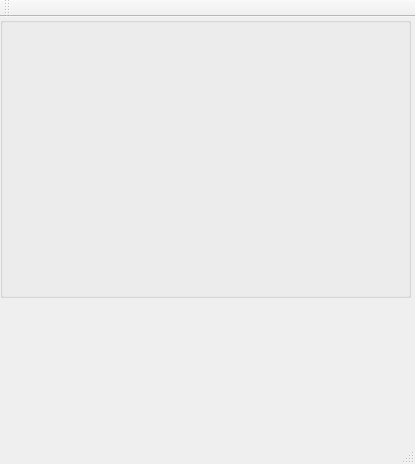
This is mainwindow.ui in HiDAl/LuzCamaraQT as Qt 5 draws it before an edit. The edited form follows.
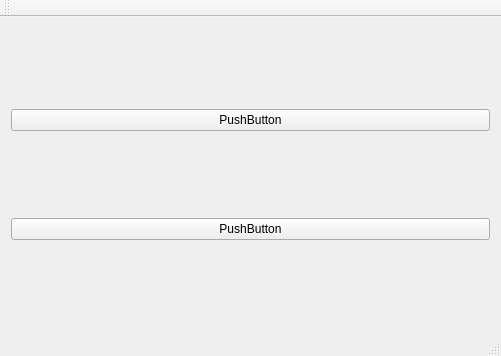
This is the edited form.

What changed in the file:
```diff
--- a/mainwindow.ui
+++ b/mainwindow.ui
@@ -6,29 +6,43 @@
    <rect>
     <x>0</x>
     <y>0</y>
-    <width>415</width>
-    <height>464</height>
+    <width>501</width>
+    <height>356</height>
    </rect>
   </property>
   <property name="windowTitle">
    <string>MainWindow</string>
   </property>
   <widget class="QWidget" name="centralWidget">
-   <widget class="QGroupBox" name="verticalGroupBox">
-    <property name="geometry">
-     <rect>
-      <x>0</x>
-      <y>0</y>
-      <width>411</width>
-      <height>281</height>
-     </rect>
-    </property>
-    <layout class="QVBoxLayout" name="verticalLayout">
-     <item>
-      <layout class="QVBoxLayout" name="verticalLayout_2"/>
-     </item>
-    </layout>
-   </widget>
+   <property name="sizePolicy">
+    <sizepolicy hsizetype="Expanding" vsizetype="Expanding">
+     <horstretch>0</horstretch>
+     <verstretch>0</verstretch>
+    </sizepolicy>
+   </property>
+   <property name="autoFillBackground">
+    <bool>true</bool>
+   </property>
+   <layout class="QHBoxLayout" name="horizontalLayout">
+    <item>
+     <layout class="QVBoxLayout" name="verticalLayout" stretch="0,0">
+      <item>
+       <widget class="QPushButton" name="pushButton">
+        <property name="text">
+         <string>PushButton</string>
+        </property>
+       </widget>
+      </item>
+      <item>
+       <widget class="QPushButton" name="pushButton_2">
+        <property name="text">
+         <string>PushButton</string>
+        </property>
+       </widget>
+      </item>
+     </layout>
+    </item>
+   </layout>
   </widget>
   <widget class="QMenuBar" name="menuBar">
    <property name="geometry">
```
Left out of the diff: 2 changed lines with no effect on the pictures.
